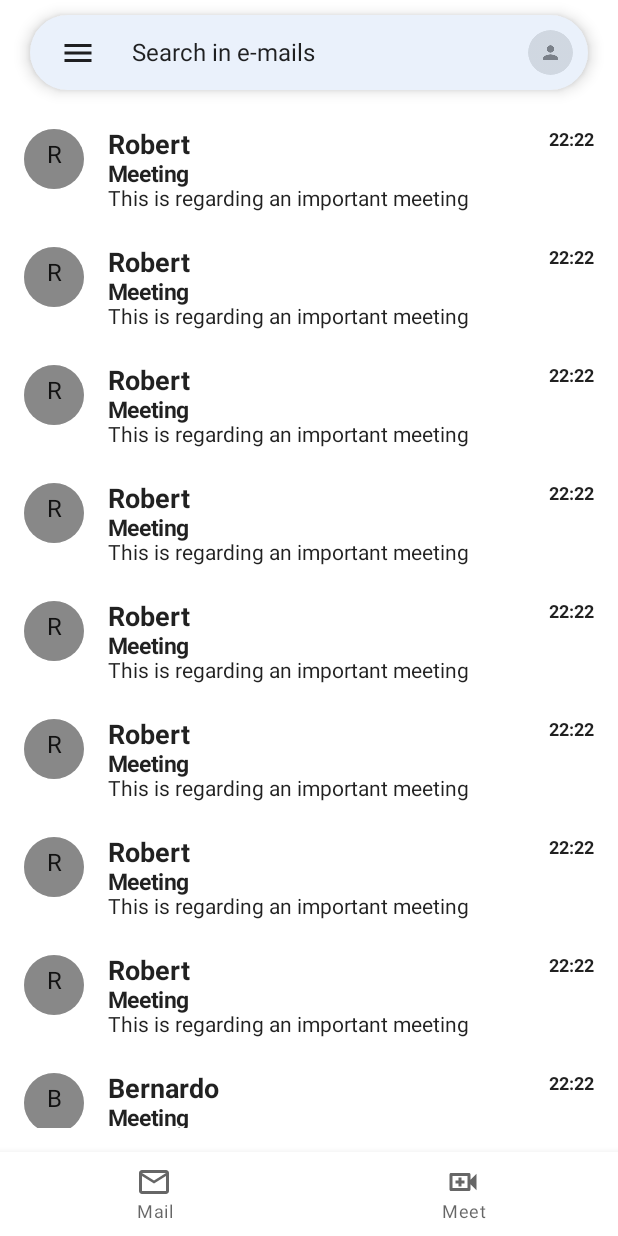
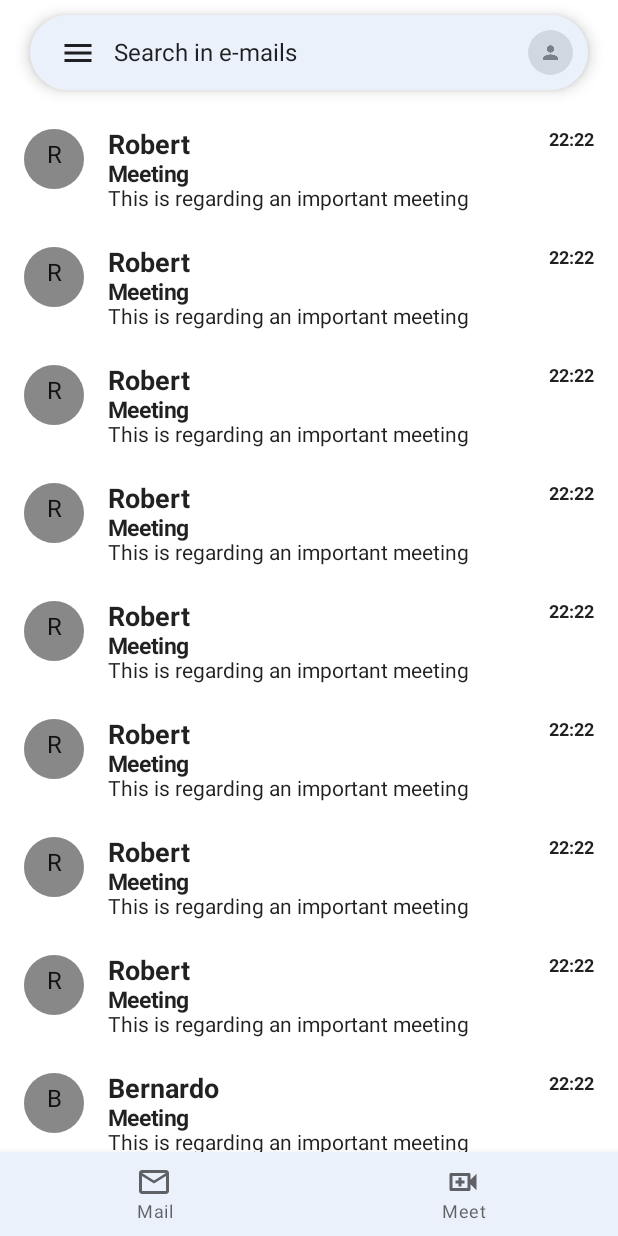
Before and after one commit to bernardosan/GmailCloneApp, an Android app built with Jetpack Compose: the screen it shows after launch (MainActivity), on a phone screen of 412 x 824 dp. Run offline under Robolectric (Android 15) with nearby library versions, the phone set to English and light mode, and no system bars.

Commit message:
Updated status and android navigation bar colors on Light Mode

```diff
--- a/app/src/main/java/com/example/gmailcloneapp/MainActivity.kt
+++ b/app/src/main/java/com/example/gmailcloneapp/MainActivity.kt
@@ -3,6 +3,8 @@ package com.example.gmailcloneapp
 import android.os.Bundle
 import androidx.activity.ComponentActivity
 import androidx.activity.compose.setContent
+import androidx.compose.foundation.layout.fillMaxSize
+import androidx.compose.foundation.layout.wrapContentHeight
 import androidx.compose.foundation.lazy.LazyColumn
 import androidx.compose.foundation.rememberScrollState
 import androidx.compose.material.*
@@ -10,8 +12,10 @@ import androidx.compose.runtime.Composable
 import androidx.compose.runtime.rememberCoroutineScope
 import androidx.compose.ui.Modifier
 import androidx.compose.ui.graphics.Color
+import androidx.compose.ui.text.style.TextAlign
 import androidx.compose.ui.tooling.preview.Preview
 import com.example.gmailcloneapp.components.*
+import com.example.gmailcloneapp.ui.theme.BarColorsTheme
 import com.example.gmailcloneapp.ui.theme.GmailCloneAppTheme
 
 class MainActivity : ComponentActivity() {
@@ -25,6 +29,7 @@ class MainActivity : ComponentActivity() {
                     GmailApp()
                 }
             }
+
         }
     }
 }
@@ -52,6 +57,7 @@ fun GmailApp() {
     }
 }
 
+
 @Preview(showBackground = true)
 @Composable
 fun DefaultPreview() {
--- a/app/src/main/java/com/example/gmailcloneapp/components/BottomNavigationMenu.kt
+++ b/app/src/main/java/com/example/gmailcloneapp/components/BottomNavigationMenu.kt
@@ -15,7 +15,7 @@ fun BottomNavigationMenu(){
         BottomMenuData.Meet
     )
 
-    BottomNavigation(backgroundColor = Color.White, contentColor = Color.Black) {
+    BottomNavigation(backgroundColor = Color(0xFFEAF1FB), contentColor = Color.Black) {
         item.forEach {
             BottomNavigationItem(
                 label = {Text(text = it.title!!)},
--- a/app/src/main/java/com/example/gmailcloneapp/components/HomeAppBar.kt
+++ b/app/src/main/java/com/example/gmailcloneapp/components/HomeAppBar.kt
@@ -44,7 +44,7 @@ fun HomeAppBar(scaffoldState: ScaffoldState, scope: CoroutineScope){
                 }){
                     Icon(Icons.Default.Menu, "Menu")
                 }
-                Divider(color = Color.Transparent, modifier = Modifier.fillMaxHeight().width(12.dp))
+                //Divider(color = Color.Transparent, modifier = Modifier.fillMaxHeight().width(0.dp))
                 Text(text = "Search in e-mails", modifier = Modifier.weight(2.0f))
                 Divider(color = Color.Transparent, modifier = Modifier.fillMaxHeight().width(2.dp))
                 Image(painter = painterResource(id = R.drawable.ic_user_place_holder),
--- a/app/src/main/java/com/example/gmailcloneapp/components/MailList.kt
+++ b/app/src/main/java/com/example/gmailcloneapp/components/MailList.kt
@@ -27,7 +27,7 @@ fun MailList(paddingValues: PaddingValues){
     Box(modifier = Modifier.padding(paddingValues).fillMaxSize()) {
         LazyColumn(modifier = Modifier
             .fillMaxWidth()
-            .padding(16.dp)){
+            .padding(top = 16.dp, start = 16.dp, end = 16.dp)){
             items(mailList){
                mailData -> MailItem(mailData = mailData)
             }
--- a/app/src/main/java/com/example/gmailcloneapp/ui/theme/Color.kt
+++ b/app/src/main/java/com/example/gmailcloneapp/ui/theme/Color.kt
@@ -6,3 +6,4 @@ val Purple200 = Color(0xFFBB86FC)
 val Purple500 = Color(0xFF6200EE)
 val Purple700 = Color(0xFF3700B3)
 val Teal200 = Color(0xFF03DAC5)
+val LightGrayGoogle = Color(0xFFEAF1FB)
--- a/app/src/main/java/com/example/gmailcloneapp/ui/theme/Theme.kt
+++ b/app/src/main/java/com/example/gmailcloneapp/ui/theme/Theme.kt
@@ -1,10 +1,16 @@
 package com.example.gmailcloneapp.ui.theme
 
+import android.app.Activity
 import androidx.compose.foundation.isSystemInDarkTheme
 import androidx.compose.material.MaterialTheme
 import androidx.compose.material.darkColors
 import androidx.compose.material.lightColors
 import androidx.compose.runtime.Composable
+import androidx.compose.runtime.SideEffect
+import androidx.compose.ui.graphics.Color
+import androidx.compose.ui.graphics.toArgb
+import androidx.compose.ui.platform.LocalView
+import androidx.core.view.WindowCompat
 
 private val DarkColorPalette = darkColors(
     primary = Purple200,
@@ -30,7 +36,7 @@ private val LightColorPalette = lightColors(
 @Composable
 fun GmailCloneAppTheme(
     darkTheme: Boolean = isSystemInDarkTheme(),
-    content: @Composable() () -> Unit
+    content: @Composable () -> Unit,
 ) {
     val colors = if (darkTheme) {
         DarkColorPalette
@@ -44,4 +50,31 @@ fun GmailCloneAppTheme(
         shapes = Shapes,
         content = content
     )
+
+    BarColorsTheme(darkTheme)
+
 }
+
+@Composable
+fun BarColorsTheme(darkTheme: Boolean = isSystemInDarkTheme()) {
+    val colors = if (darkTheme) {
+        DarkColorPalette
+    } else {
+        LightColorPalette
+    }
+
+
+    val view = LocalView.current
+    if (!view.isInEditMode) {
+        SideEffect {
+            val window = (view.context as Activity).window
+            window.statusBarColor = if(darkTheme) Color.Black.toArgb() else Color.White.toArgb()
+            window.navigationBarColor = if(darkTheme) Color.Black.toArgb() else LightGrayGoogle.toArgb()
+
+            WindowCompat.getInsetsController(window, view)?.isAppearanceLightStatusBars = !darkTheme
+            WindowCompat.getInsetsController(window, view)?.isAppearanceLightNavigationBars = !darkTheme
+        }
+    }
+
+
+}
--- a/app/src/main/res/values/colors.xml
+++ b/app/src/main/res/values/colors.xml
@@ -7,4 +7,5 @@
     <color name="teal_700">#FF018786</color>
     <color name="black">#FF000000</color>
     <color name="white">#FFFFFFFF</color>
+    <color name="lightGrayGoogle">#FFEAF1FB</color>
 </resources>
```
